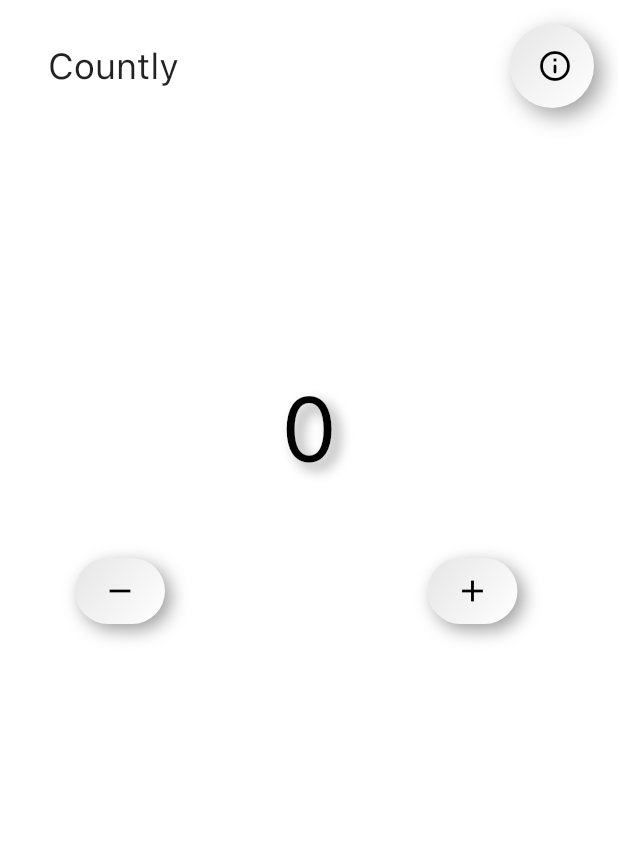
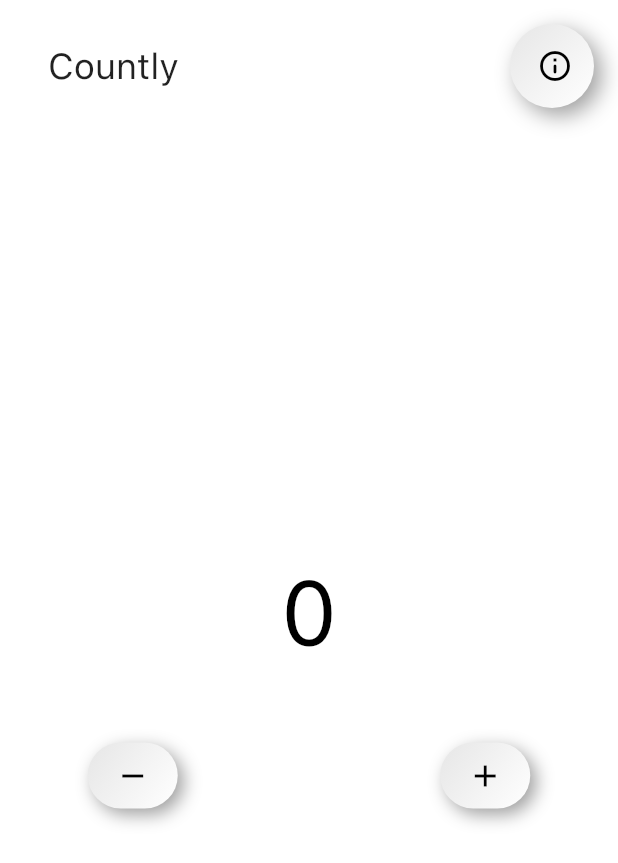
Before and after one commit to aarav123-android/countly, a Flutter app: the screen it shows after launch, on a phone screen of 412 x 824 dp. Shown: the top 863 px of the screen. Run offline on Flutter 3.47's test engine with Material 2 defaults, Android fonts, the light colour scheme and no system bars; drawn by our look-alikes of flutter_neumorphic.

Commit message:
Updated UI

```diff
--- a/lib/main.dart
+++ b/lib/main.dart
@@ -70,20 +70,20 @@ class _CountlyMainState extends State<CountlyMain> {
         ),
         body: Center(
           child: Column(
+            mainAxisAlignment: MainAxisAlignment.center,
+            crossAxisAlignment: CrossAxisAlignment.center,
             children: [
               Center(
                 child: Column(
                   children: [
-                    Padding(
-                      padding: EdgeInsets.only(
-                        top: MediaQuery.of(context).size.height / 2 - 250,
-                      ),
-                      child: Column(
+                    Column(
+                      mainAxisAlignment: MainAxisAlignment.center,
+                      crossAxisAlignment: CrossAxisAlignment.center,
                       children: [
-                          NeumorphicText(
+                        Text(
                           '$countNum',
-                            style: NeumorphicStyle(color: Colors.black),
-                            textStyle: NeumorphicTextStyle(
+                          style: TextStyle(
+                            color: Colors.black,
                             fontSize: 60.0,
                             fontFamily: 'SFPRO',
                           ),
@@ -91,9 +91,9 @@ class _CountlyMainState extends State<CountlyMain> {
                         SizedBox(
                           height: 50,
                         ),
-                          Padding(
-                            padding: EdgeInsets.only(left: 50),
-                            child: Row(
+                        Row(
+                          mainAxisAlignment: MainAxisAlignment.center,
+                          crossAxisAlignment: CrossAxisAlignment.center,
                           children: [
                             NeumorphicButton(
                               style: NeumorphicStyle(
@@ -130,9 +130,7 @@ class _CountlyMainState extends State<CountlyMain> {
                             ),
                           ],
                         ),
-                          )
                       ],
-                      ),
                     ),
                   ],
                 ),
```
Lines whose indentation alone changed are shown as unchanged.
